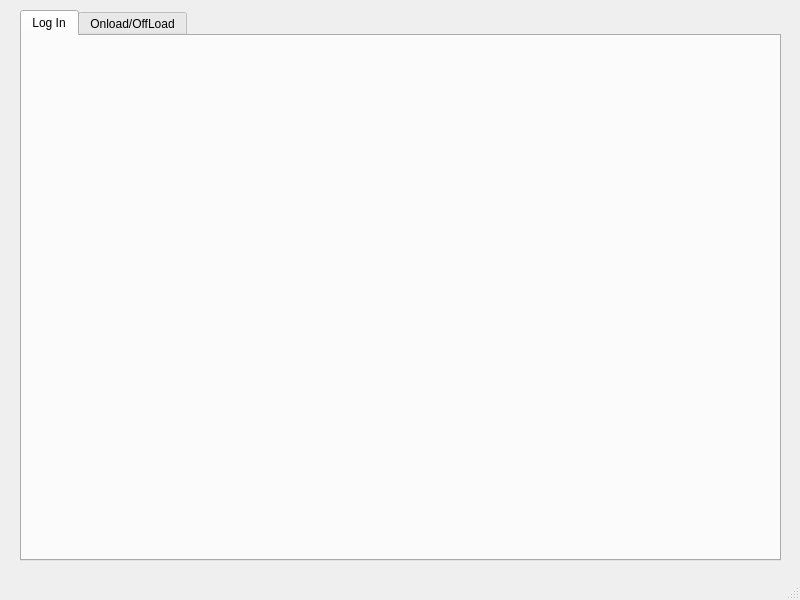
The window that forms/MainWindow.ui (limesoda314/CS179M-Project) describes before a commit, drawn with Qt 5.
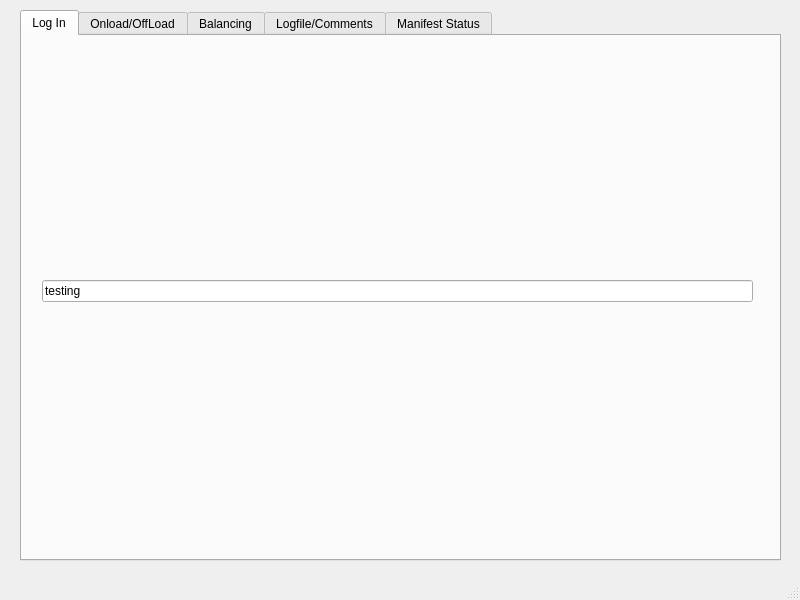
The same window after the commit. The open tabs and pages were chosen to show the change.

Commit message: Explosion in neighborhood, saving work just in case

The edit to the form file:
```diff
--- a/forms/MainWindow.ui
+++ b/forms/MainWindow.ui
@@ -39,7 +39,15 @@
         <height>491</height>
        </rect>
       </property>
-      <layout class="QVBoxLayout" name="verticalLayout"/>
+      <layout class="QVBoxLayout" name="verticalLayout">
+       <item>
+        <widget class="QLineEdit" name="lineEdit">
+         <property name="text">
+          <string>testing</string>
+         </property>
+        </widget>
+       </item>
+      </layout>
      </widget>
     </widget>
     <widget class="QWidget" name="tab_2">
@@ -47,6 +55,21 @@
       <string>Onload/OffLoad</string>
      </attribute>
     </widget>
+    <widget class="QWidget" name="tab_5">
+     <attribute name="title">
+      <string>Balancing</string>
+     </attribute>
+    </widget>
+    <widget class="QWidget" name="tab_6">
+     <attribute name="title">
+      <string>Logfile/Comments</string>
+     </attribute>
+    </widget>
+    <widget class="QWidget" name="tab_7">
+     <attribute name="title">
+      <string>Manifest Status</string>
+     </attribute>
+    </widget>
    </widget>
   </widget>
   <widget class="QMenuBar" name="menubar">
```
Left out of the diff: 14 changed lines with no effect on the pictures.
